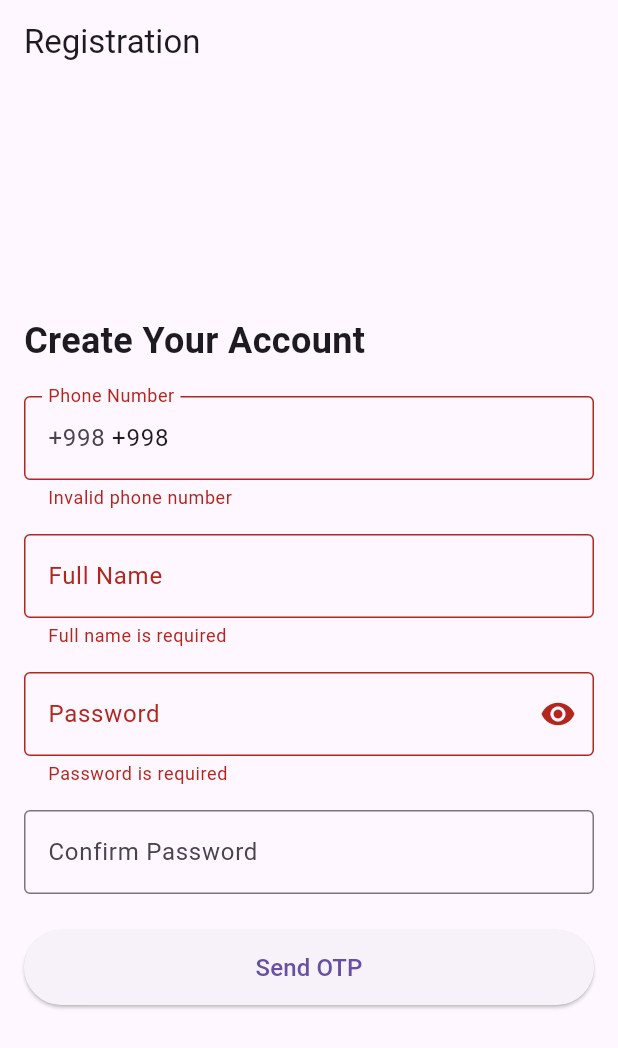
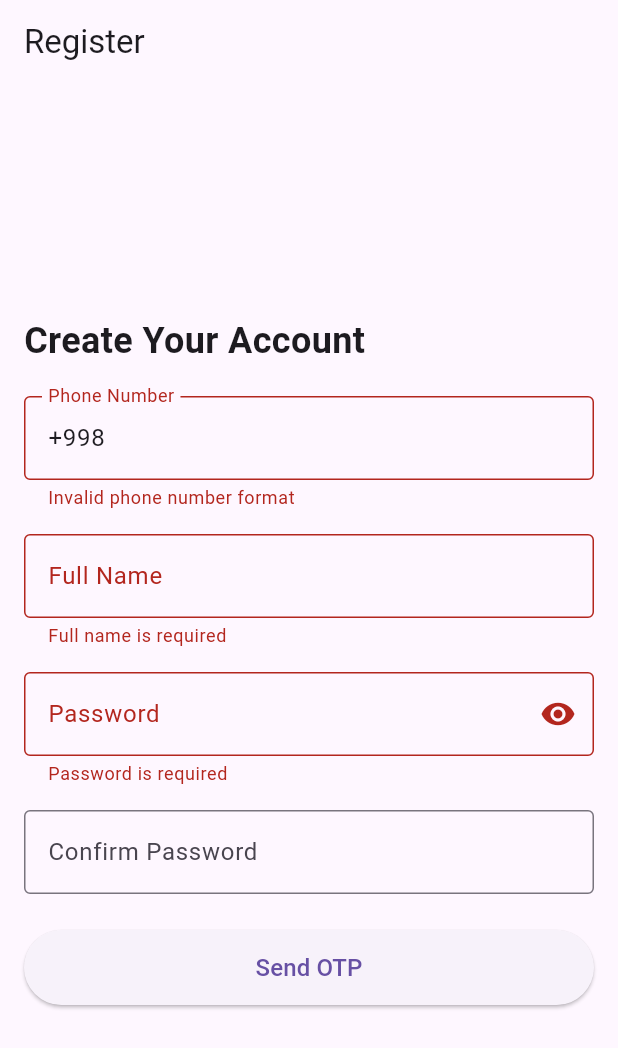
Before and after one commit to ready07/export_app_sms, a Flutter app: the screen it shows after launch, after a tap on "Send OTP", on a phone screen of 412 x 824 dp. Shown: the top 1048 px of the screen. Run offline on Flutter 3.47's test engine with Material 3 defaults, Android fonts, the phone set to English and light mode, and no system bars; our stand-ins replace cloud_firestore, firebase_core, shared_preferences; accounts and stored records are empty.

Commit message:
updates ont he frontend and the backend to check for existing users before saving the new ones

```diff
--- a/lib/screens/phonenum_input.dart
+++ b/lib/screens/phonenum_input.dart
@@ -1,10 +1,10 @@
 import 'package:flutter/material.dart';
-import 'package:cloud_firestore/cloud_firestore.dart';
-import 'package:crypto/crypto.dart';
-import 'dart:convert'; // for hashing
-import 'package:http/http.dart' as http; // for API calls
+import 'package:http/http.dart' as http;
+import 'dart:convert';
 
 class RegistrationPage extends StatefulWidget {
+  const RegistrationPage({super.key});
+
   @override
   _RegistrationPageState createState() => _RegistrationPageState();
 }
@@ -21,59 +21,77 @@ class _RegistrationPageState extends State<RegistrationPage> {
   void _sendOtp() async {
     if (_formKey.currentState!.validate()) {
       final phone = _phoneController.text;
-      final name = _nameController.text;
-      final password = _passwordController.text;
-
       try {
         final response = await http.post(
-          Uri.parse('https://your-backend.com/send_otp'),
-          body: {'phone': phone},
+          Uri.parse('https://export-app-sms.onrender.com/send-sms'),
+          headers: {'Content-Type': 'application/json'},
+          body: json.encode({'phone': phone}),
         );
 
         if (response.statusCode == 200) {
           final result = json.decode(response.body);
-          if (result['success']) {
-            _showOtpDialog(phone, name, password);
+
+          if (result['message'] == 'User already exists') {
+            _showError(
+              'A user with this phone number already exists. Please try to log in or register with a different phone number.',
+            );
+          } else if (result['message'] == 'OTP saved successfully') {
+            _showOtpDialog(phone);
           } else {
-            _showError(result['message'] ?? 'Unknown error');
+            _showError(result['message'] ?? 'Unknown error occurred.');
           }
         } else {
-          _showError('Failed to send OTP: ${response.statusCode}');
+          _showError('Error: ${response.statusCode} - Unable to send OTP.');
         }
       } catch (e) {
-        _showError('Error: $e');
+        _showError('Failed to send OTP: $e');
       }
     }
   }
 
-  void _showOtpDialog(String phone, String name, String password) {
+  void _showOtpDialog(String phone) {
     showDialog(
       context: context,
       builder: (context) {
-        final TextEditingController _otpController = TextEditingController();
+        final TextEditingController otpController = TextEditingController();
 
         return AlertDialog(
-          title: Text('Enter OTP'),
+          title: const Text('Enter OTP'),
           content: TextField(
-            controller: _otpController,
-            decoration: InputDecoration(labelText: 'OTP'),
+            controller: otpController,
+            decoration: const InputDecoration(labelText: 'OTP'),
             keyboardType: TextInputType.number,
           ),
           actions: [
             TextButton(
               onPressed: () async {
-                final otp = _otpController.text;
+                final otp = otpController.text;
+                final name = _nameController.text;
+                final password = _passwordController.text;
+
+                if (otp.isEmpty) {
+                  _showError('OTP cannot be empty');
+                  return;
+                }
+
                 try {
                   final response = await http.post(
-                    Uri.parse('https://your-backend.com/verify_otp'),
-                    body: {'phone': phone, 'otp': otp},
+                    Uri.parse('https://export-app-sms.onrender.com/verify-code'),
+                    headers: {'Content-Type': 'application/json'},
+                    body: json.encode({
+                      'phone': phone,
+                      'code': otp,
+                      'name': name,
+                      'password': password,
+                    }),
                   );
 
                   if (response.statusCode == 200) {
                     final result = json.decode(response.body);
-                    if (result['success']) {
-                      await _saveUserToFirestore(phone, name, password);
-                      Navigator.of(context).pop();
+                    if (result['message'] == 'User registered successfully') {
+                      // ignore: use_build_context_synchronously
+                      Navigator.of(context).pop(); // Close the OTP dialog
+                      _showSuccess('User registered successfully!');
                     } else {
                       _showError(result['message'] ?? 'Invalid OTP');
                     }
@@ -81,10 +99,10 @@ class _RegistrationPageState extends State<RegistrationPage> {
                     _showError('Failed to verify OTP: ${response.statusCode}');
                   }
                 } catch (e) {
-                  _showError('Error: $e');
+                  _showError('Verification error: $e');
                 }
               },
-              child: Text('Verify'),
+              child: const Text('Verify'),
             ),
           ],
         );
@@ -92,23 +110,21 @@ class _RegistrationPageState extends State<RegistrationPage> {
     );
   }
 
-  Future<void> _saveUserToFirestore(String phone, String name, String password) async {
-    final hashedPassword = sha256.convert(utf8.encode(password)).toString();
-
-    await FirebaseFirestore.instance.collection('users').add({
-      'phone': phone,
-      'name': name,
-      'password': hashedPassword,
-    });
-
+  void _showError(String message) {
     ScaffoldMessenger.of(context).showSnackBar(
-      SnackBar(content: Text('User registered successfully!')),
+      SnackBar(
+        content: Text(message),
+        backgroundColor: Colors.red,
+      ),
     );
   }
 
-  void _showError(String message) {
+  void _showSuccess(String message) {
     ScaffoldMessenger.of(context).showSnackBar(
-      SnackBar(content: Text(message)),
+      SnackBar(
+        content: Text(message),
+        backgroundColor: Colors.green,
+      ),
     );
   }
 
@@ -116,43 +132,41 @@ class _RegistrationPageState extends State<RegistrationPage> {
   Widget build(BuildContext context) {
     return Scaffold(
       appBar: AppBar(
-        title: Text('Registration'),
+        title: const Text('Register'),
       ),
       body: Center(
         child: SingleChildScrollView(
-          child: Padding(
           padding: const EdgeInsets.all(16.0),
           child: Form(
             key: _formKey,
             child: Column(
-                crossAxisAlignment: CrossAxisAlignment.start,
+              crossAxisAlignment: CrossAxisAlignment.stretch,
               children: [
-                  Text(
+                const Text(
                   'Create Your Account',
                   style: TextStyle(fontSize: 24, fontWeight: FontWeight.bold),
                 ),
-                  SizedBox(height: 20),
+                const SizedBox(height: 20),
                 TextFormField(
                   controller: _phoneController,
                   keyboardType: TextInputType.phone,
-                    decoration: InputDecoration(
+                  decoration: const InputDecoration(
                     labelText: 'Phone Number',
-                      prefixText: '+998 ',
                     border: OutlineInputBorder(),
                   ),
                   validator: (value) {
                     if (value == null || value.isEmpty) {
                       return 'Phone number is required';
-                      } else if (value.length < 9 || value.length > 12) {
-                        return 'Invalid phone number';
+                    } else if (!RegExp(r'^\+998\d{9}$').hasMatch(value)) {
+                      return 'Invalid phone number format';
                     }
                     return null;
                   },
                 ),
-                  SizedBox(height: 16),
+                const SizedBox(height: 16),
                 TextFormField(
                   controller: _nameController,
-                    decoration: InputDecoration(
+                  decoration: const InputDecoration(
                     labelText: 'Full Name',
                     border: OutlineInputBorder(),
                   ),
@@ -163,13 +177,13 @@ class _RegistrationPageState extends State<RegistrationPage> {
                     return null;
                   },
                 ),
-                  SizedBox(height: 16),
+                const SizedBox(height: 16),
                 TextFormField(
                   controller: _passwordController,
                   obscureText: _isPasswordHidden,
                   decoration: InputDecoration(
                     labelText: 'Password',
-                      border: OutlineInputBorder(),
+                    border: const OutlineInputBorder(),
                     suffixIcon: IconButton(
                       icon: Icon(
                         _isPasswordHidden ? Icons.visibility : Icons.visibility_off,
@@ -185,16 +199,16 @@ class _RegistrationPageState extends State<RegistrationPage> {
                     if (value == null || value.isEmpty) {
                       return 'Password is required';
                     } else if (value.length < 6) {
-                        return 'Password must be at least 6 characters';
+                      return 'Password must be at least 6 characters long';
                     }
                     return null;
                   },
                 ),
-                  SizedBox(height: 16),
+                const SizedBox(height: 16),
                 TextFormField(
                   controller: _confirmPasswordController,
                   obscureText: true,
-                    decoration: InputDecoration(
+                  decoration: const InputDecoration(
                     labelText: 'Confirm Password',
                     border: OutlineInputBorder(),
                   ),
@@ -205,17 +219,15 @@ class _RegistrationPageState extends State<RegistrationPage> {
                     return null;
                   },
                 ),
-                  SizedBox(height: 24),
-                  Center(
-                    child: ElevatedButton(
+                const SizedBox(height: 24),
+                ElevatedButton(
                   onPressed: _sendOtp,
-                      child: Text(
+                  style: ElevatedButton.styleFrom(
+                    minimumSize: const Size(double.infinity, 50),
+                  ),
+                  child: const Text(
                     'Send OTP',
                     style: TextStyle(fontSize: 16),
-                      ),
-                      style: ElevatedButton.styleFrom(
-                        minimumSize: Size(double.infinity, 50),
-                      ),
                   ),
                 ),
               ],
@@ -223,120 +235,6 @@ class _RegistrationPageState extends State<RegistrationPage> {
           ),
         ),
       ),
-      ),
     );
   }
 }
-
-
-
-// import 'package:flutter/material.dart';
-// import 'package:http/http.dart' as http;
-// import 'dart:convert';
-// import 'otp_verification.dart';
-// import 'package:passwordfield/passwordfield.dart';
-
-// class PhoneInputPage extends StatefulWidget {
-//   @override
-//   _PhoneInputPageState createState() => _PhoneInputPageState();
-// }
-
-// class _PhoneInputPageState extends State<PhoneInputPage> {
-//   final _phoneController = TextEditingController();
-//   final _nameController = TextEditingController();
-//   final _passwordController = TextEditingController();
-//   final _repeatPasswordCont = TextEditingController();
-//   bool _isLoading = false;
-
-//   Future<void> sendOtp() async {
-//     final phone = _phoneController.text.trim();
-//     if (phone.isEmpty) return;
-
-//     setState(() {
-//       _isLoading = true;
-//     });
-
-//     try {
-//       final response = await http.post(
-//         Uri.parse('https://export-app-sms.onrender.com/send-sms'),
-//         headers: {'Content-Type': 'application/json'},
-//         body: jsonEncode({'phone': phone}),
-//       );
-
-//       final data = jsonDecode(response.body);
-//       if (response.statusCode == 200) {
-//         Navigator.push(
-//           context,
-//           MaterialPageRoute(
-//               builder: (context) => VerificationPage(phone: phone)),
-//         );
-//       } else {
-//         showError(data['message'] ?? 'Failed to send OTP.');
-//       }
-//     } catch (e) {
-//       showError('An error occurred: $e');
-//     } finally {
-//       setState(() {
-//         _isLoading = false;
-//       });
-//     }
-//   }
-
-//   void showError(String message) {
-//     ScaffoldMessenger.of(context)
-//         .showSnackBar(SnackBar(content: Text(message)));
-//   }
-
-//   @override
-//   Widget build(BuildContext context) {
-//     return Scaffold(
-//       appBar: AppBar(title: const Text('Enter Phone Number')),
-//       body: Padding(
-//         padding: const EdgeInsets.all(16.0),
-//         child: Column(
-//           children: [
-//             TextField(
-//               controller: _phoneController,
-//               keyboardType: TextInputType.phone,
-//               decoration: const InputDecoration(
-//                 labelText: 'Enter a Phone Number',
-//                 prefixText: '',
-//                 border: OutlineInputBorder(),
-//               ),
-//               onChanged: (value) {
-//                 if (!value.startsWith('+998')) {
-//                   setState(() {
-//                     _phoneController.text = '+998';
-//                     _phoneController.selection = TextSelection.fromPosition(
-//                       TextPosition(offset: _phoneController.text.length),
-//                     );
-//                   });
-//                 }
-//               },
-//             ),
-//             const SizedBox(height: 20),
-//             TextField(
-//               controller: _nameController,
-//               keyboardType: TextInputType.name,
-//               decoration: const InputDecoration(
-//                   labelText: 'Enter your name', border: OutlineInputBorder()),
-//             ),
-//             const SizedBox(height: 20),
-//             PasswordField(
-//               controller: _passwordController,
-//               color: Colors.grey,
-//               passwordConstraint:AutofillHints.password,
-//             ),
-//             const SizedBox(height: 20),
-//             _isLoading
-//                 ? const CircularProgressIndicator()
-//                 : ElevatedButton(
-//                     onPressed: sendOtp,
-//                     child: const Text('Send OTP'),
-//                   ),
-//           ],
-//         ),
-//       ),
-//     );
-//   }
-// }
```
Also changed, not shown: 1 other file. Lines whose indentation alone changed are shown as unchanged.
